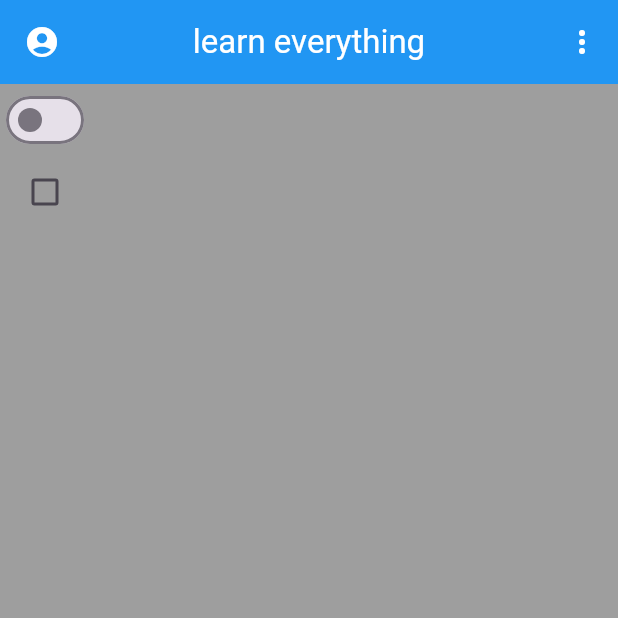
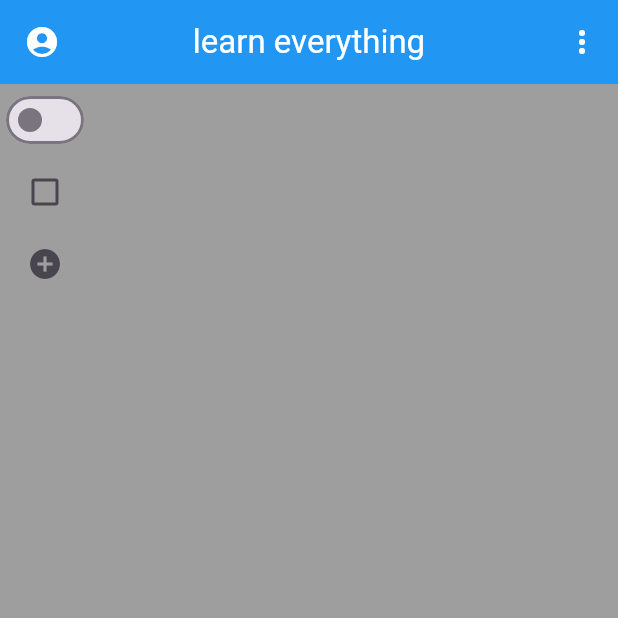
Before and after one commit to rifathosenofficial2023/flutter_explore, a Flutter app: the screen it shows after launch, on a phone screen of 412 x 824 dp, the top half of it. Run offline on Flutter 3.47's test engine with Material 3 defaults, Android fonts, the phone set to English and light mode, and no system bars.

Commit message:
icon button add

```diff
--- a/lib/views/login_screen.dart
+++ b/lib/views/login_screen.dart
@@ -52,7 +52,8 @@ class _LoginScreenState extends State<LoginScreen> {
                 checkState = !checkState;
               });
             },),
-          )
+          ),
+          IconButton(onPressed: (){}, icon: Icon(Icons.add_circle))
         ],
       ),
       floatingActionButton: FloatingActionButton(onPressed: (){},
```
